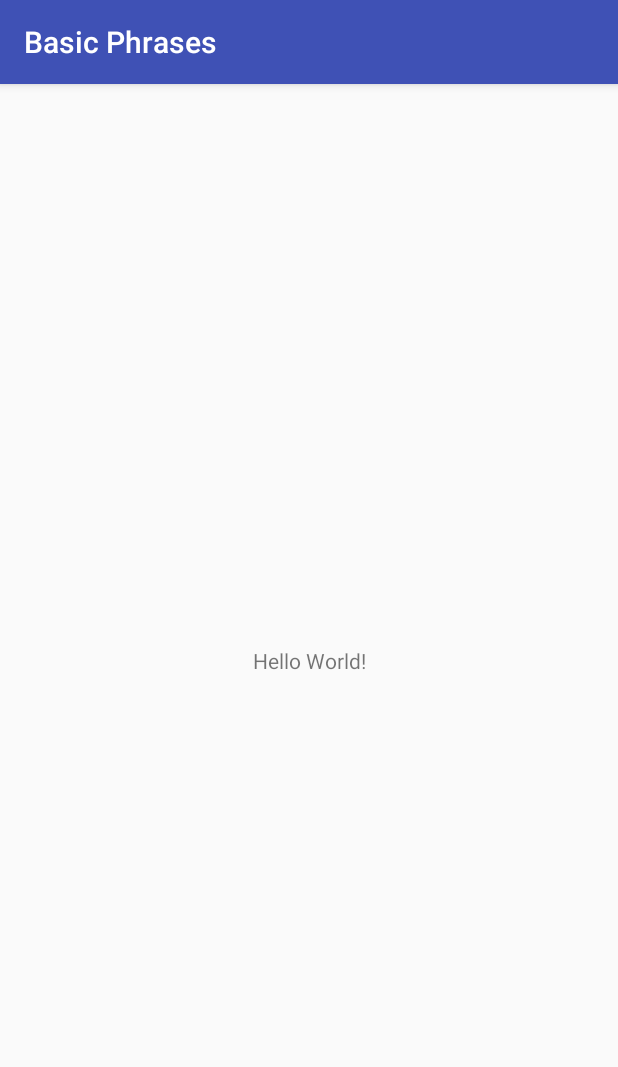
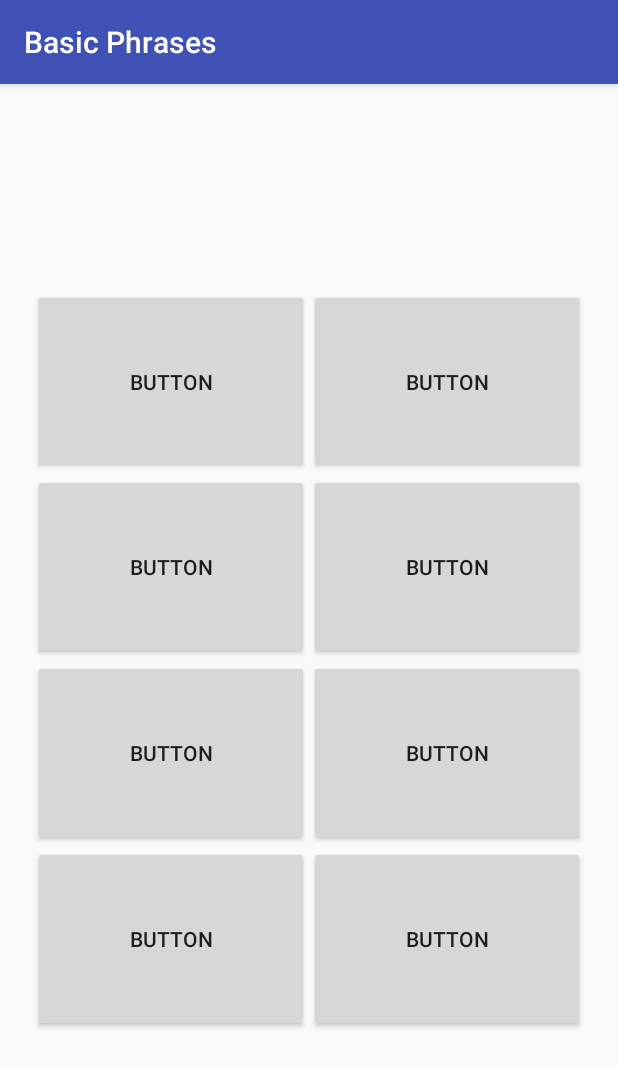
Before and after one commit to RommelTJ/BasicPhrases, an Android app: the screen it shows after launch (MainActivity), on a phone screen of 412 x 824 dp. Shown: the top 1067 px of the screen. Run offline under Robolectric (Android 15) with nearby library versions, the phone set to English and light mode, and no system bars.

Commit message:
Setting up the GridLayout

```diff
--- a/app/src/main/res/layout/activity_main.xml
+++ b/app/src/main/res/layout/activity_main.xml
@@ -7,13 +7,69 @@
         android:layout_height="match_parent"
         tools:context="com.rommelrico.basicphrases.MainActivity">
 
-    <TextView
-            android:layout_width="wrap_content"
-            android:layout_height="wrap_content"
-            android:text="Hello World!"
-            app:layout_constraintBottom_toBottomOf="parent"
-            app:layout_constraintLeft_toLeftOf="parent"
-            app:layout_constraintRight_toRightOf="parent"
-            app:layout_constraintTop_toTopOf="parent"/>
+    <GridLayout
+            android:layout_width="368dp"
+            android:layout_height="495dp" app:layout_constraintTop_toTopOf="parent"
+            android:layout_marginTop="8dp" android:id="@+id/gridLayout" app:layout_constraintStart_toStartOf="parent"
+            android:layout_marginStart="8dp" android:layout_marginEnd="8dp" app:layout_constraintEnd_toEndOf="parent"
+            app:layout_constraintBottom_toBottomOf="parent" android:layout_marginBottom="8dp" android:rowCount="4"
+            android:columnCount="2">
 
+        <Button
+                android:text="Button"
+                android:id="@+id/button"
+                android:layout_rowWeight="1"
+                android:layout_columnWeight="1"
+                android:layout_gravity="fill" />
+
+        <Button
+                android:text="Button"
+                android:id="@+id/button"
+                android:layout_rowWeight="1"
+                android:layout_columnWeight="1"
+                android:layout_gravity="fill" />
+
+        <Button
+                android:text="Button"
+                android:id="@+id/button"
+                android:layout_rowWeight="1"
+                android:layout_columnWeight="1"
+                android:layout_gravity="fill" />
+
+        <Button
+                android:text="Button"
+                android:id="@+id/button"
+                android:layout_rowWeight="1"
+                android:layout_columnWeight="1"
+                android:layout_gravity="fill" />
+
+        <Button
+                android:text="Button"
+                android:id="@+id/button"
+                android:layout_rowWeight="1"
+                android:layout_columnWeight="1"
+                android:layout_gravity="fill" />
+
+        <Button
+                android:text="Button"
+                android:id="@+id/button"
+                android:layout_rowWeight="1"
+                android:layout_columnWeight="1"
+                android:layout_gravity="fill" />
+
+        <Button
+                android:text="Button"
+                android:id="@+id/button"
+                android:layout_rowWeight="1"
+                android:layout_columnWeight="1"
+                android:layout_gravity="fill" />
+
+        <Button
+                android:text="Button"
+                android:id="@+id/button"
+                android:layout_rowWeight="1"
+                android:layout_columnWeight="1"
+                android:layout_gravity="fill" />
+
+    </GridLayout>
 </android.support.constraint.ConstraintLayout>
```
